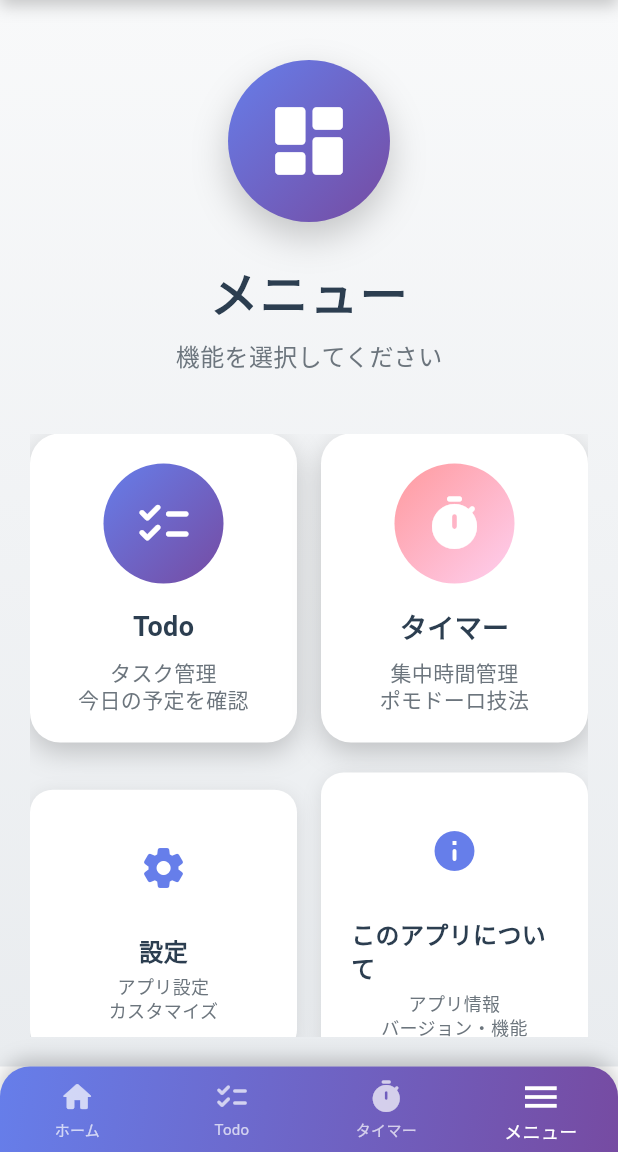
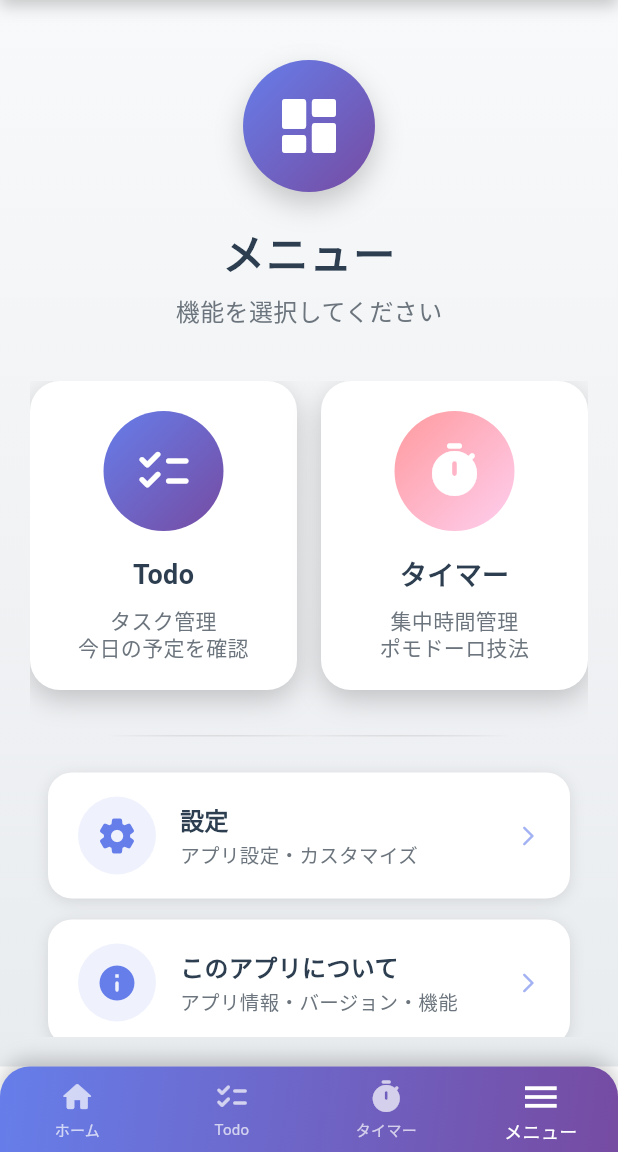
Before and after one commit to tkwest3143/solo-app, a Flutter app: the MenuPage screen opened by its route, on a phone screen of 412 x 824 dp, the part 84-1236 px from its top. Run offline on Flutter 3.47's test engine with Material 3 defaults, Android fonts, the phone set to English and light mode, and no system bars; our stand-ins replace drift, flutter_hooks, flutter_riverpod, freezed_annotation, go_router, hooks_riverpod and 1 more; accounts and stored records are empty; generated files the repository leaves out were written again; statements that could not run were skipped.

Commit message:
Implement enhanced menu UI with smaller header and vertical secondary layout
Co-authored-by: tkwest3143 <47804655+tkwest3143@users.noreply.github.com>

```diff
--- a/lib/screen/pages/menu.dart
+++ b/lib/screen/pages/menu.dart
@@ -29,7 +29,7 @@ class MenuPage extends HookConsumerWidget {
                 child: Column(
                   children: [
                     Container(
-                      padding: const EdgeInsets.all(24),
+                      padding: const EdgeInsets.all(20),
                       decoration: BoxDecoration(
                         shape: BoxShape.circle,
                         gradient: LinearGradient(
@@ -40,25 +40,25 @@ class MenuPage extends HookConsumerWidget {
                         boxShadow: [
                           BoxShadow(
                             color: Theme.of(context).colorScheme.mediumShadowColor,
-                            blurRadius: 20,
-                            offset: const Offset(0, 10),
+                            blurRadius: 16,
+                            offset: const Offset(0, 8),
                           ),
                         ],
                       ),
                       child: const Icon(
                         Icons.dashboard_rounded,
-                        size: 60,
+                        size: 48,
                         color: Colors.white,
                       ),
                     ),
-                    const SizedBox(height: 24),
+                    const SizedBox(height: 20),
                     Text(
                       'メニュー',
                       style: TextStyle(
-                        fontSize: 32,
+                        fontSize: 28,
                         fontWeight: FontWeight.bold,
                         color: Theme.of(context).colorScheme.primaryTextColor,
-                        letterSpacing: 1.2,
+                        letterSpacing: 1.0,
                       ),
                     ),
                     const SizedBox(height: 8),
@@ -74,7 +74,7 @@ class MenuPage extends HookConsumerWidget {
                 ),
               ),
 
-              const SizedBox(height: 40),
+              const SizedBox(height: 35),
 
               // Main Navigation Cards
               Expanded(
@@ -116,49 +116,81 @@ class MenuPage extends HookConsumerWidget {
                         ],
                       ),
 
-                      const SizedBox(height: 20),
+                      const SizedBox(height: 30),
 
-                      // Secondary Features
-                      Row(
+                      // Secondary Features - Vertical Layout
+                      Container(
+                        padding: const EdgeInsets.symmetric(horizontal: 12),
+                        child: Column(
                           children: [
-                          Expanded(
+                            // Subtle section divider
+                            Container(
+                              height: 1,
+                              margin: const EdgeInsets.symmetric(horizontal: 40),
+                              decoration: BoxDecoration(
+                                gradient: LinearGradient(
+                                  colors: [
+                                    Colors.transparent,
+                                    Theme.of(context).colorScheme.outline.withOpacity(0.3),
+                                    Colors.transparent,
+                                  ],
+                                ),
+                              ),
+                            ),
+                            const SizedBox(height: 24),
+
+                            // Settings Card
+                            SizedBox(
+                              width: double.infinity,
                               child: MenuNavigationCard(
                                 title: '設定',
-                              subtitle: 'アプリ設定\nカスタマイズ',
+                                subtitle: 'アプリ設定・カスタマイズ',
                                 icon: Icons.settings_rounded,
                                 iconColor: Theme.of(context).colorScheme.primary,
                                 backgroundColor: Theme.of(context).colorScheme.surface,
                                 onTap: () => nextRouting(context, RouterDefinition.settings),
+                                iconSize: 28,
                               ),
                             ),
-                          const SizedBox(width: 16),
-                          Expanded(
+
+                            const SizedBox(height: 14),
+
+                            // About Card
+                            SizedBox(
+                              width: double.infinity,
                               child: MenuNavigationCard(
                                 title: 'このアプリについて',
-                              subtitle: 'アプリ情報\nバージョン・機能',
+                                subtitle: 'アプリ情報・バージョン・機能',
                                 icon: Icons.info_rounded,
                                 iconColor: Theme.of(context).colorScheme.primary,
                                 backgroundColor: Theme.of(context).colorScheme.surface,
                                 onTap: () => nextRouting(context, RouterDefinition.about),
+                                iconSize: 28,
                               ),
                             ),
                           ],
                         ),
+                      ),
 
-                      const SizedBox(height: 30),
+                      const SizedBox(height: 28),
 
                       // App Version Display
                       Container(
                         width: double.infinity,
-                        padding: const EdgeInsets.symmetric(horizontal: 24, vertical: 16),
+                        padding: const EdgeInsets.symmetric(horizontal: 20, vertical: 14),
+                        margin: const EdgeInsets.symmetric(horizontal: 20),
                         decoration: BoxDecoration(
-                          borderRadius: BorderRadius.circular(25),
-                          color: Colors.white.withOpacity(0.9),
+                          borderRadius: BorderRadius.circular(20),
+                          color: Colors.white.withOpacity(0.85),
+                          border: Border.all(
+                            color: Theme.of(context).colorScheme.primary.withOpacity(0.1),
+                            width: 1,
+                          ),
                           boxShadow: [
                             BoxShadow(
                               color: Theme.of(context).colorScheme.lightShadowColor,
-                              blurRadius: 10,
-                              offset: const Offset(0, 4),
+                              blurRadius: 8,
+                              offset: const Offset(0, 3),
                             ),
                           ],
                         ),
@@ -166,15 +198,15 @@ class MenuPage extends HookConsumerWidget {
                           mainAxisAlignment: MainAxisAlignment.center,
                           children: [
                             Icon(
-                              Icons.info_outline_rounded,
-                              size: 20,
+                              Icons.apps_rounded,
+                              size: 18,
                               color: Theme.of(context).colorScheme.primary,
                             ),
                             const SizedBox(width: 8),
                             Text(
                               'Solo v1.0.0',
                               style: TextStyle(
-                                fontSize: 16,
+                                fontSize: 15,
                                 color: Theme.of(context).colorScheme.secondaryTextColor,
                                 fontWeight: FontWeight.w600,
                               ),
--- a/lib/screen/widgets/menu_card.dart
+++ b/lib/screen/widgets/menu_card.dart
@@ -33,25 +33,28 @@ class MenuNavigationCard extends StatelessWidget {
     return GestureDetector(
       onTap: onTap,
       child: Container(
-        padding: const EdgeInsets.all(20),
+        padding: isHighlighted
+            ? const EdgeInsets.all(20)
+            : const EdgeInsets.symmetric(horizontal: 20, vertical: 16),
         decoration: BoxDecoration(
-          borderRadius: BorderRadius.circular(isHighlighted ? 20 : 15),
+          borderRadius: BorderRadius.circular(isHighlighted ? 20 : 16),
           color: backgroundColor ?? Theme.of(context).colorScheme.surface,
           boxShadow: [
             BoxShadow(
               color: isHighlighted
                 ? Theme.of(context).colorScheme.mediumShadowColor
                 : Theme.of(context).colorScheme.lightShadowColor,
-              blurRadius: isHighlighted ? 15 : 10,
-              offset: Offset(0, isHighlighted ? 6 : 3),
+              blurRadius: isHighlighted ? 15 : 8,
+              offset: Offset(0, isHighlighted ? 6 : 2),
             ),
           ],
         ),
-        child: Column(
+        child: isHighlighted
+            ? Column(
                 mainAxisAlignment: MainAxisAlignment.center,
                 children: [
                   Container(
-              padding: EdgeInsets.all(isHighlighted ? 20 : 16),
+                    padding: const EdgeInsets.all(20),
                     decoration: BoxDecoration(
                       shape: BoxShape.circle,
                       gradient: gradientColors != null
@@ -71,24 +74,71 @@ class MenuNavigationCard extends StatelessWidget {
                       size: cardIconSize,
                     ),
                   ),
-            SizedBox(height: isHighlighted ? 16 : 12),
+                  const SizedBox(height: 16),
                   Text(
                     title,
                     style: TextStyle(
-                fontSize: isHighlighted ? 18 : 16,
+                      fontSize: 18,
                       fontWeight: FontWeight.bold,
                       color: Theme.of(context).colorScheme.primaryTextColor,
                     ),
                   ),
-            SizedBox(height: isHighlighted ? 8 : 4),
+                  const SizedBox(height: 8),
                   Text(
                     subtitle,
                     style: TextStyle(
-                fontSize: isHighlighted ? 14 : 12,
+                      fontSize: 14,
                       color: Theme.of(context).colorScheme.secondaryTextColor,
                       height: 1.3,
                     ),
                     textAlign: TextAlign.center,
+                  ),
+                ],
+              )
+            : Row(
+                children: [
+                  Container(
+                    padding: const EdgeInsets.all(12),
+                    decoration: BoxDecoration(
+                      shape: BoxShape.circle,
+                      color: Theme.of(context).colorScheme.primary.withOpacity(0.1),
+                    ),
+                    child: Icon(
+                      icon,
+                      color: cardIconColor,
+                      size: cardIconSize,
+                    ),
+                  ),
+                  const SizedBox(width: 16),
+                  Expanded(
+                    child: Column(
+                      crossAxisAlignment: CrossAxisAlignment.start,
+                      mainAxisAlignment: MainAxisAlignment.center,
+                      children: [
+                        Text(
+                          title,
+                          style: TextStyle(
+                            fontSize: 16,
+                            fontWeight: FontWeight.bold,
+                            color: Theme.of(context).colorScheme.primaryTextColor,
+                          ),
+                        ),
+                        const SizedBox(height: 4),
+                        Text(
+                          subtitle,
+                          style: TextStyle(
+                            fontSize: 13,
+                            color: Theme.of(context).colorScheme.secondaryTextColor,
+                            height: 1.2,
+                          ),
+                        ),
+                      ],
+                    ),
+                  ),
+                  Icon(
+                    Icons.arrow_forward_ios_rounded,
+                    size: 16,
+                    color: Theme.of(context).colorScheme.primary.withOpacity(0.6),
                   ),
                 ],
               ),
```
Lines whose indentation alone changed are shown as unchanged.
